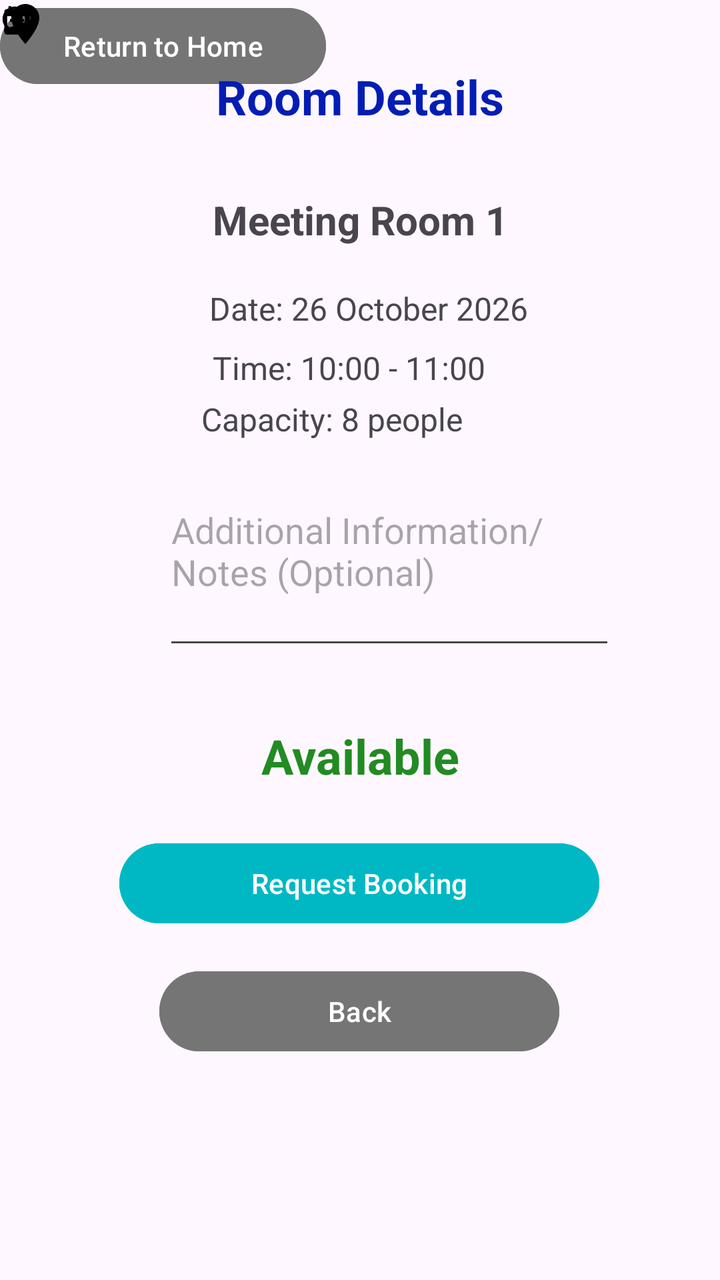
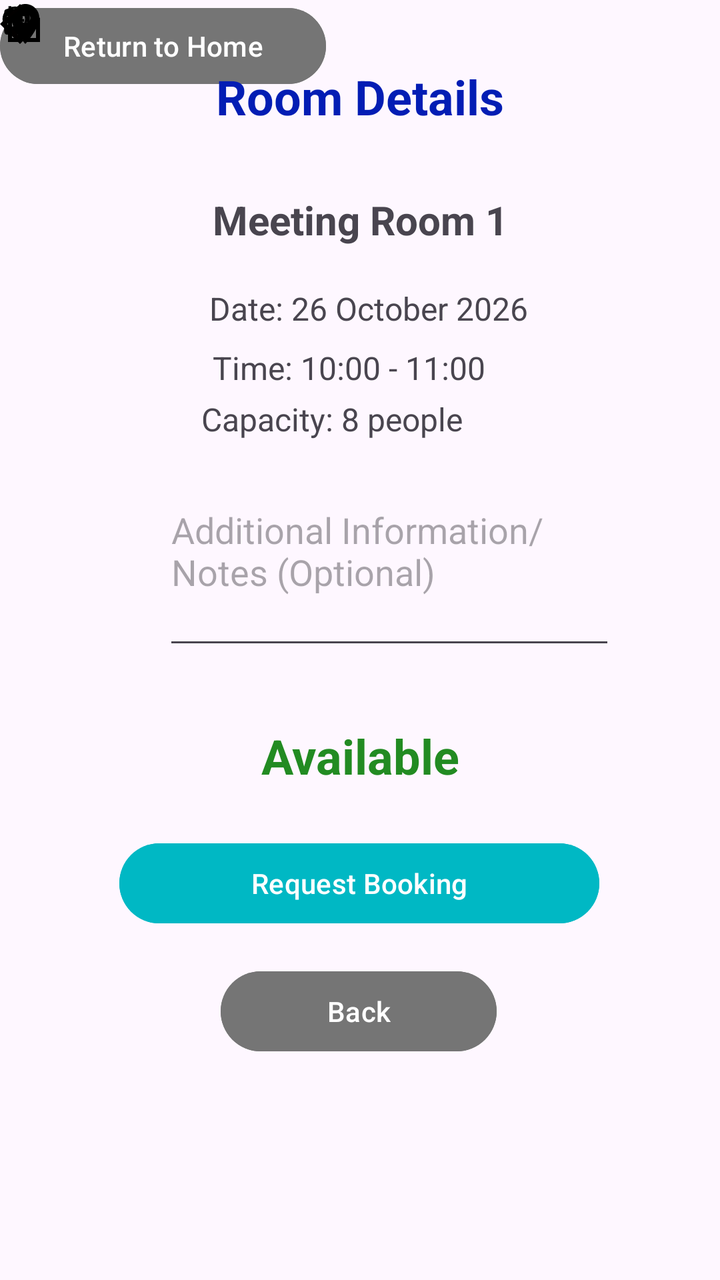

Compare the two renders of this Android layout. The source of the first and the diff that turns it into the second are given below.
<!-- AndroidManifest.xml: application theme Theme.OfficeSpaceBooking -->
<!-- res/layout/activity_room_details.xml -->
<?xml version="1.0" encoding="utf-8"?>
<androidx.constraintlayout.widget.ConstraintLayout xmlns:android="http://schemas.android.com/apk/res/android"
    xmlns:app="http://schemas.android.com/apk/res-auto"
    xmlns:tools="http://schemas.android.com/tools"
    android:id="@+id/main"
    android:layout_width="match_parent"
    android:layout_height="match_parent"
    tools:context=".RoomDetailsActivity">

    <Button
        android:id="@+id/btnReturntoHome2"
        android:layout_width="163dp"
        android:layout_height="46dp"
        android:backgroundTint="#757575"
        android:text="Return to Home"
        tools:layout_editor_absoluteX="124dp"
        tools:layout_editor_absoluteY="544dp" />

    <Button
        android:id="@+id/btnBack2"
        android:layout_width="200dp"
        android:layout_height="48dp"
        android:layout_marginTop="16dp"
        android:backgroundTint="#757575"
        android:text="Back"
        app:layout_constraintEnd_toEndOf="parent"
        app:layout_constraintHorizontal_bias="0.497"
        app:layout_constraintStart_toStartOf="parent"
        app:layout_constraintTop_toBottomOf="@+id/btnRequestBooking" />

    <Button
        android:id="@+id/btnRequestBooking"
        android:layout_width="240dp"
        android:layout_height="48dp"
        android:layout_marginTop="24dp"
        android:backgroundTint="#00B8C4"
        android:text="Request Booking"
        app:layout_constraintEnd_toEndOf="parent"
        app:layout_constraintHorizontal_bias="0.497"
        app:layout_constraintStart_toStartOf="parent"
        app:layout_constraintTop_toBottomOf="@+id/txtAvailabilityStatus" />

    <TextView
        android:id="@+id/txtRoomDetailsTitle"
        android:layout_width="wrap_content"
        android:layout_height="wrap_content"
        android:layout_marginTop="32dp"
        android:text="Room Details"
        android:textColor="#031DB4"
        android:textSize="24sp"
        android:textStyle="bold"
        app:layout_constraintEnd_toEndOf="parent"
        app:layout_constraintStart_toStartOf="parent"
        app:layout_constraintTop_toTopOf="parent" />

    <TextView
        android:id="@+id/txtRoomName"
        android:layout_width="wrap_content"
        android:layout_height="wrap_content"
        android:layout_marginTop="32dp"
        android:text="Meeting Room 1"
        android:textSize="20sp"
        android:textStyle="bold"
        app:layout_constraintEnd_toEndOf="parent"
        app:layout_constraintStart_toStartOf="parent"
        app:layout_constraintTop_toBottomOf="@+id/txtRoomDetailsTitle" />

    <TextView
        android:id="@+id/txtRoomDate"
        android:layout_width="wrap_content"
        android:layout_height="wrap_content"
        android:layout_marginTop="20dp"
        android:text="Date: 26 October 2026"
        android:textSize="16sp"
        app:layout_constraintEnd_toEndOf="parent"
        app:layout_constraintHorizontal_bias="0.521"
        app:layout_constraintStart_toStartOf="parent"
        app:layout_constraintTop_toBottomOf="@+id/txtRoomName" />

    <TextView
        android:id="@+id/txtRoomCapacity"
        android:layout_width="190dp"
        android:layout_height="24dp"
        android:layout_marginTop="4dp"
        android:text="Capacity: 8 people"
        android:textSize="16sp"
        app:layout_constraintEnd_toEndOf="parent"
        app:layout_constraintHorizontal_bias="0.592"
        app:layout_constraintStart_toStartOf="parent"
        app:layout_constraintTop_toBottomOf="@+id/txtRoomTime" />

    <TextView
        android:id="@+id/txtRoomTime"
        android:layout_width="wrap_content"
        android:layout_height="wrap_content"
        android:layout_marginTop="8dp"
        android:text="Time: 10:00 - 11:00"
        android:textAlignment="viewStart"
        android:textSize="16sp"
        app:layout_constraintEnd_toEndOf="parent"
        app:layout_constraintHorizontal_bias="0.476"
        app:layout_constraintStart_toStartOf="parent"
        app:layout_constraintTop_toBottomOf="@+id/txtRoomDate" />

    <ImageView
        android:id="@+id/imageView9"
        android:layout_width="25dp"
        android:layout_height="24dp"
        app:srcCompat="@drawable/room"
        tools:layout_editor_absoluteX="106dp"
        tools:layout_editor_absoluteY="99dp" />

    <ImageView
        android:id="@+id/imageView10"
        android:layout_width="17dp"
        android:layout_height="20dp"
        app:srcCompat="@drawable/date"
        tools:layout_editor_absoluteX="113dp"
        tools:layout_editor_absoluteY="146dp" />

    <ImageView
        android:id="@+id/imageView11"
        android:layout_width="15dp"
        android:layout_height="19dp"
        app:srcCompat="@drawable/time"
        tools:layout_editor_absoluteX="115dp"
        tools:layout_editor_absoluteY="174dp" />

    <ImageView
        android:id="@+id/imageView12"
        android:layout_width="17dp"
        android:layout_height="23dp"
        app:srcCompat="@drawable/employee"
        tools:layout_editor_absoluteX="113dp"
        tools:layout_editor_absoluteY="199dp" />

    <EditText
        android:id="@+id/editTextTextMultiLine"
        android:layout_width="226dp"
        android:layout_height="87dp"
        android:layout_marginTop="20dp"
        android:ems="10"
        android:gravity="start|top"
        android:hint="Additional Information/Notes (Optional)"
        android:inputType="textMultiLine"
        app:layout_constraintEnd_toEndOf="parent"
        app:layout_constraintHorizontal_bias="0.61"
        app:layout_constraintStart_toStartOf="parent"
        app:layout_constraintTop_toBottomOf="@+id/txtRoomCapacity" />

    <TextView
        android:id="@+id/txtAvailabilityStatus"
        android:layout_width="123dp"
        android:layout_height="32dp"
        android:layout_marginTop="32dp"
        android:text="Available"
        android:textAlignment="center"
        android:textColor="	#228B22"
        android:textSize="24sp"
        android:textStyle="bold"
        app:layout_constraintEnd_toEndOf="parent"
        app:layout_constraintStart_toStartOf="parent"
        app:layout_constraintTop_toBottomOf="@+id/editTextTextMultiLine" />

</androidx.constraintlayout.widget.ConstraintLayout>
<!-- resources referenced by this layout -->
<resources>
  <!-- drawable date (drawable) -->
  <vector xmlns:android="http://schemas.android.com/apk/res/android" android:height="24dp" android:tint="#000000" android:viewportHeight="24" android:viewportWidth="24" android:width="24dp">
        
      <path android:fillColor="@android:color/white" android:pathData="M9,11L7,11v2h2v-2zM13,11h-2v2h2v-2zM17,11h-2v2h2v-2zM19,4h-1L18,2h-2v2L8,4L8,2L6,2v2L5,4c-1.11,0 -1.99,0.9 -1.99,2L3,20c0,1.1 0.89,2 2,2h14c1.1,0 2,-0.9 2,-2L21,6c0,-1.1 -0.9,-2 -2,-2zM19,20L5,20L5,9h14v11z"/>
      
  </vector>
  <!-- drawable employee (drawable) -->
  <vector xmlns:android="http://schemas.android.com/apk/res/android" android:height="24dp" android:tint="#000000" android:viewportHeight="24" android:viewportWidth="24" android:width="24dp">
        
      <path android:fillColor="@android:color/white" android:pathData="M12,12c2.21,0 4,-1.79 4,-4s-1.79,-4 -4,-4 -4,1.79 -4,4 1.79,4 4,4zM12,14c-2.67,0 -8,1.34 -8,4v2h16v-2c0,-2.66 -5.33,-4 -8,-4z"/>
      
  </vector>
  <!-- drawable room (drawable) -->
  <vector xmlns:android="http://schemas.android.com/apk/res/android" android:height="240dp" android:tint="#000000" android:viewportHeight="24" android:viewportWidth="24" android:width="240dp">
        
      <path android:fillColor="@android:color/white" android:pathData="M12,2C8.13,2 5,5.13 5,9c0,5.25 7,13 7,13s7,-7.75 7,-13c0,-3.87 -3.13,-7 -7,-7zM12,11.5c-1.38,0 -2.5,-1.12 -2.5,-2.5s1.12,-2.5 2.5,-2.5 2.5,1.12 2.5,2.5 -1.12,2.5 -2.5,2.5z"/>
      
  </vector>
  <!-- drawable time (drawable) -->
  <vector xmlns:android="http://schemas.android.com/apk/res/android" android:height="24dp" android:tint="#000000" android:viewportHeight="24" android:viewportWidth="24" android:width="24dp">
        
      <path android:fillColor="@android:color/white" android:pathData="M11.99,2C6.47,2 2,6.48 2,12s4.47,10 9.99,10C17.52,22 22,17.52 22,12S17.52,2 11.99,2zM12,20c-4.42,0 -8,-3.58 -8,-8s3.58,-8 8,-8 8,3.58 8,8 -3.58,8 -8,8z"/>
        
      <path android:fillColor="@android:color/white" android:pathData="M12.5,7H11v6l5.25,3.15 0.75,-1.23 -4.5,-2.67z"/>
      
  </vector>
  <style name="Theme.OfficeSpaceBooking" parent="Base.Theme.OfficeSpaceBooking" />
  <style name="Base.Theme.OfficeSpaceBooking" parent="Theme.Material3.DayNight.NoActionBar">
          
          
      </style>
</resources>

<!-- the commit's change to res/layout/activity_room_details.xml (unified diff, before → after) -->
@@ -18,7 +18,7 @@
 
     <Button
         android:id="@+id/btnBack2"
-        android:layout_width="200dp"
+        android:layout_width="138dp"
         android:layout_height="48dp"
         android:layout_marginTop="16dp"
         android:backgroundTint="#757575"
@@ -162,4 +162,21 @@
         app:layout_constraintStart_toStartOf="parent"
         app:layout_constraintTop_toBottomOf="@+id/editTextTextMultiLine" />
 
+    <ImageView
+        android:id="@+id/imageView42"
+        android:layout_width="wrap_content"
+        android:layout_height="wrap_content"
+        android:tint="#020000"
+        app:srcCompat="@drawable/outline_arrow_back_ios_24"
+        tools:layout_editor_absoluteX="158dp"
+        tools:layout_editor_absoluteY="496dp" />
+
+    <ImageView
+        android:id="@+id/imageView43"
+        android:layout_width="wrap_content"
+        android:layout_height="wrap_content"
+        app:srcCompat="@drawable/outline_home_24"
+        tools:layout_editor_absoluteX="131dp"
+        tools:layout_editor_absoluteY="557dp" />
+
 </androidx.constraintlayout.widget.ConstraintLayout>
<!-- resource entries referenced after the edit -->
@@ -10,6 +10,18 @@
   <vector xmlns:android="http://schemas.android.com/apk/res/android" android:height="24dp" android:tint="#000000" android:viewportHeight="24" android:viewportWidth="24" android:width="24dp">
         
       <path android:fillColor="@android:color/white" android:pathData="M12,12c2.21,0 4,-1.79 4,-4s-1.79,-4 -4,-4 -4,1.79 -4,4 1.79,4 4,4zM12,14c-2.67,0 -8,1.34 -8,4v2h16v-2c0,-2.66 -5.33,-4 -8,-4z"/>
+      
+  </vector>
+  <!-- drawable outline_arrow_back_ios_24 (drawable) -->
+  <vector xmlns:android="http://schemas.android.com/apk/res/android" android:autoMirrored="true" android:height="24dp" android:tint="#FFFFFF" android:viewportHeight="960" android:viewportWidth="960" android:width="24dp">
+        
+      <path android:fillColor="@android:color/white" android:pathData="M400,880L0,480L400,80L471,151L142,480L471,809L400,880Z"/>
+      
+  </vector>
+  <!-- drawable outline_home_24 (drawable) -->
+  <vector xmlns:android="http://schemas.android.com/apk/res/android" android:height="24dp" android:tint="#000000" android:viewportHeight="960" android:viewportWidth="960" android:width="24dp">
+        
+      <path android:fillColor="@android:color/white" android:pathData="M240,760L360,760L360,520L600,520L600,760L720,760L720,400L480,220L240,400L240,760ZM160,840L160,360L480,120L800,360L800,840L520,840L520,600L440,600L440,840L160,840ZM480,490L480,490L480,490L480,490L480,490L480,490L480,490L480,490L480,490Z"/>
       
   </vector>
   <!-- drawable room (drawable) -->
